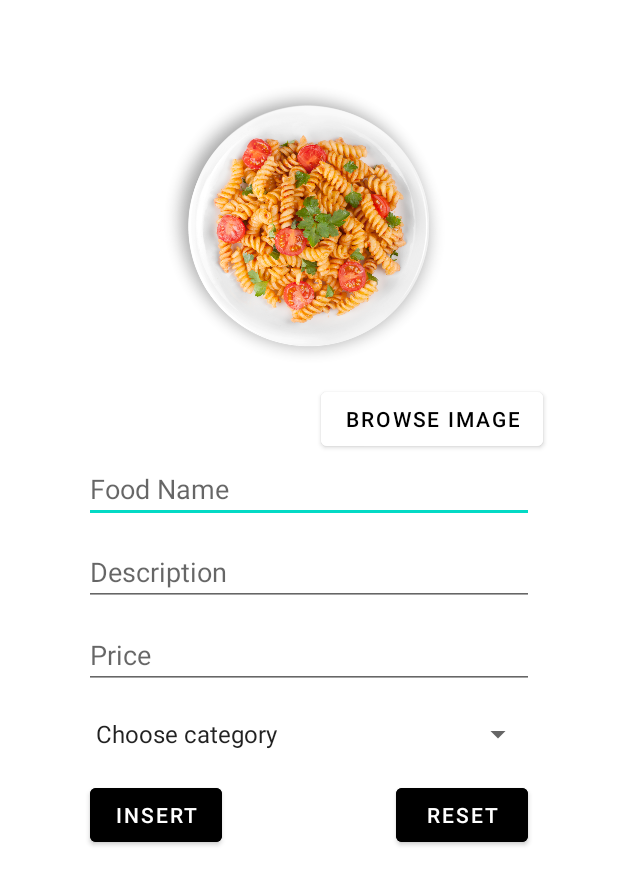
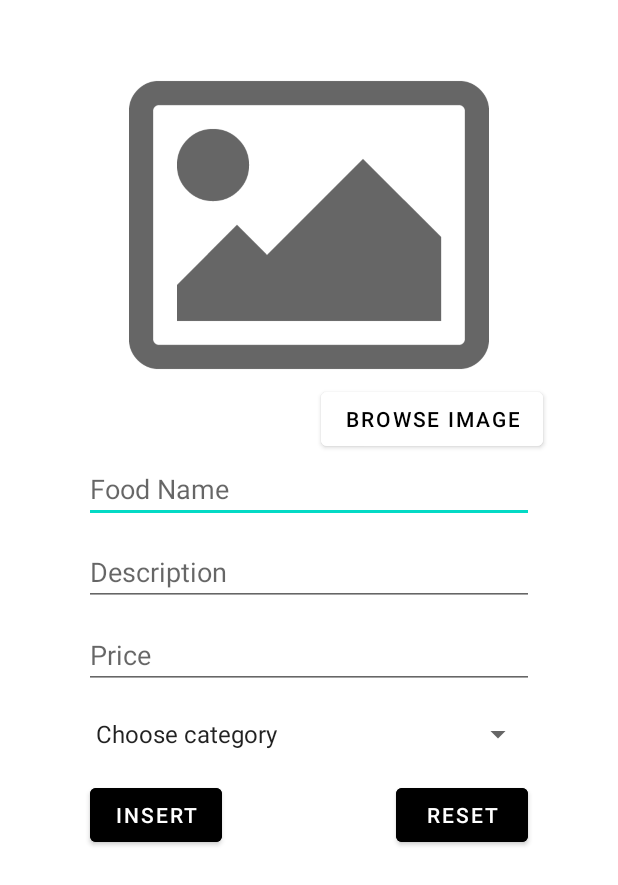
Before and after one commit to yogesh-bhanushali-24/The-Foodies-Admin, an Android app: the screen it shows after launch (InsertFoodActivity), after a tap on "INSERT", on a phone screen of 412 x 824 dp. Shown: the top 885 px of the screen. Run offline under Robolectric (Android 15) with nearby library versions, the phone set to English and light mode, and no system bars; our stand-ins replace Firebase (no records; nobody signed in at launch, a user with empty details on screens opened directly).

Commit message:
InsertFoods completed

```diff
--- a/app/src/main/java/com/example/casestudyadmin/InsertFoodActivity.java
+++ b/app/src/main/java/com/example/casestudyadmin/InsertFoodActivity.java
@@ -42,7 +42,7 @@ public class InsertFoodActivity extends AppCompatActivity {
     StorageReference storageReference;
     DatabaseReference databaseReference;
     int Image_Request_Code = 7;
-    ProgressDialog progressDialog;
+
 
 
     @Override
@@ -88,7 +88,6 @@ public class InsertFoodActivity extends AppCompatActivity {
                     //do nothing
                 } else {
                     sp = adapterView.getItemAtPosition(i).toString();
-                    Toast.makeText(InsertFoodActivity.this, "selected item is " + sp, Toast.LENGTH_SHORT).show();
                 }
 
             }
@@ -115,11 +114,28 @@ public class InsertFoodActivity extends AppCompatActivity {
         });
 
 
+        //on click of insert button
         insertBtn.setOnClickListener(new View.OnClickListener() {
             @Override
             public void onClick(View view) {
 
-                UploadImage();
+                if (foodName.getText().toString().isEmpty() || foodPrice.getText().toString().isEmpty() || foodDescription.getText().toString().isEmpty() || sp.isEmpty() || foodImage == null) {
+                    Toast.makeText(InsertFoodActivity.this, "All Fields Required", Toast.LENGTH_SHORT).show();
+                } else {
+                    UploadImage();
+                }
+
+            }
+        });
+
+
+        //reset data
+        resetBtn.setOnClickListener(new View.OnClickListener() {
+            @Override
+            public void onClick(View view) {
+                foodName.getText().clear();
+                foodDescription.getText().clear();
+                foodPrice.getText().clear();
             }
         });
 
@@ -156,8 +172,6 @@ public class InsertFoodActivity extends AppCompatActivity {
 
     public void UploadImage() {
         if (FilePathUri != null) {
-
-            Toast.makeText(this, "Work" + FilePathUri, Toast.LENGTH_SHORT).show();
             StorageReference storageReference2 = storageReference.child(System.currentTimeMillis() + "." + GetFileExtension(FilePathUri));
             storageReference2.putFile(FilePathUri).addOnSuccessListener(new OnSuccessListener<UploadTask.TaskSnapshot>() {
                 @Override
--- a/app/src/main/res/layout/activity_insert_food.xml
+++ b/app/src/main/res/layout/activity_insert_food.xml
@@ -12,7 +12,7 @@
         android:layout_height="200dp"
         android:layout_marginTop="50dp"
         android:layout_centerHorizontal="true"
-        android:src="@drawable/italian" />
+        android:src="@drawable/foodinserting" />
 
     <Button
         android:id="@+id/chooseImage"
@@ -34,6 +34,7 @@
         android:layout_centerHorizontal="true"
         android:layout_below="@+id/chooseImage"
         android:hint="Food Name"
+        android:maxLength="30"
 
 
         />
@@ -42,11 +43,14 @@
         android:id="@+id/insertFoodDescription"
         android:layout_width="300dp"
         android:layout_height="wrap_content"
-        android:inputType="textMultiLine"
+
         android:layout_below="@+id/insertFoodName"
         android:hint="Description"
         android:layout_centerHorizontal="true"
-        android:layout_marginTop="10dp" />
+        android:layout_marginTop="10dp"
+        android:maxLength="100"
+
+        />
 
     <EditText
         android:id="@+id/insertFoodPrice"
@@ -56,7 +60,8 @@
         android:layout_below="@+id/insertFoodDescription"
         android:hint="Price"
         android:inputType="number"
-        android:layout_marginTop="10dp" />
+        android:layout_marginTop="10dp"
+        android:maxLength="5" />
 
     <Spinner
         android:id="@+id/categoriesSpinner"
```
Also changed, not shown: app/src/main/res/drawable-v24/foodinserting.png (added).
